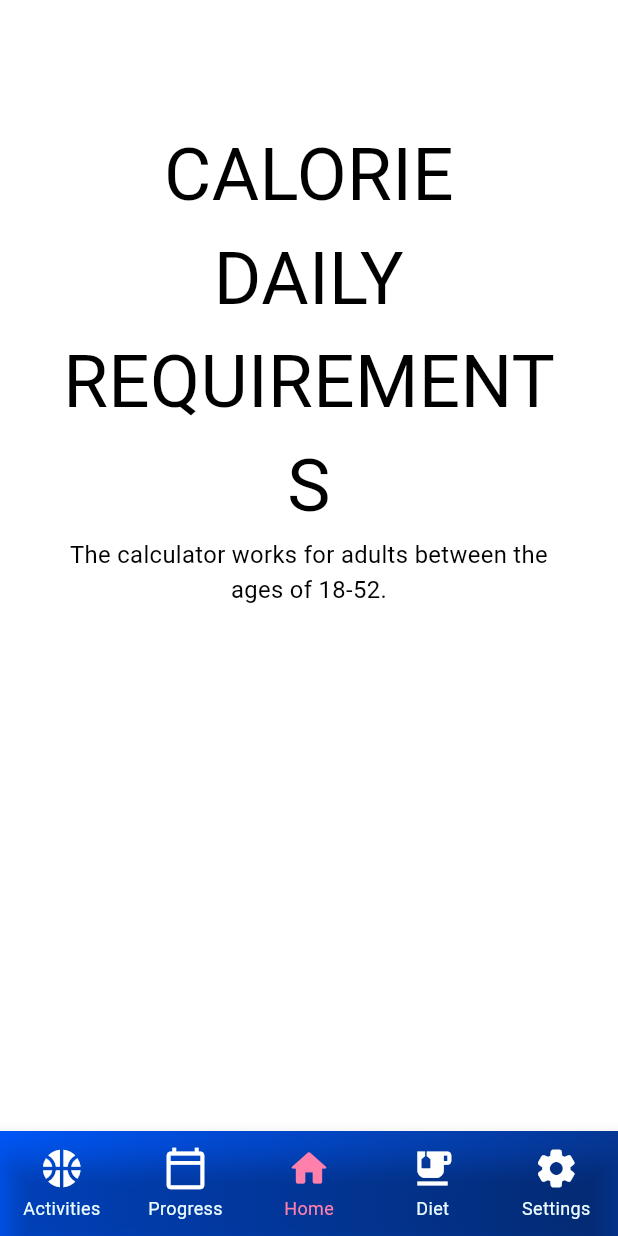
After one commit to MalpeGaming/Cwel1, a Flutter app: the CalRequirementsCalc screen opened directly, on a phone screen of 412 x 824 dp. The commit adds this screen. Run offline on Flutter 3.47's test engine with Material 3 defaults, Android fonts, the phone set to English and light mode, and no system bars; our stand-ins replace animated_text_kit, flutter_animate, syncfusion_flutter_gauges, youtube_player_iframe; missing offline and left inert: any_link_preview, circular_chart_flutter, flutter_math_fork.

Commit message:
initial commit

```diff
--- /dev/null
+++ b/lib/diet/cal_requirements_calc.dart
@@ -0,0 +1,54 @@
+import 'package:flutter/material.dart';
+import '../navbar.dart';
+
+class CalRequirementsCalc extends StatefulWidget {
+  const CalRequirementsCalc({super.key});
+
+  @override
+  State<CalRequirementsCalc> createState() => _CalRequirementsCalc();
+}
+
+class _CalRequirementsCalc extends State<CalRequirementsCalc> {
+  @override
+  Widget build(BuildContext context) {
+    Size size = MediaQuery.of(context).size;
+    return Scaffold(
+      body: Container(
+        margin: EdgeInsets.only(
+          left: size.width / 10,
+          right: size.width / 10,
+          top: size.height / 10,
+        ),
+        child: Column(
+          crossAxisAlignment: CrossAxisAlignment.start,
+          children: [
+            Column(
+              mainAxisAlignment: MainAxisAlignment.start,
+              crossAxisAlignment: CrossAxisAlignment.start,
+              children: <Widget>[
+                Center(
+                  child: Text(
+                    "CALORIE DAILY REQUIREMENTS",
+                    style: TextStyle(
+                      fontSize: size.width / 8.5,
+                    ),
+                    textAlign: TextAlign.center,
+                  ),
+                ),
+                Center(
+                  child: Text(
+                    "The calculator works for adults between the ages of 18-52.",
+                    style: TextStyle(fontSize: size.width / 26),
+                    textAlign: TextAlign.center,
+                  ),
+                ),
+              ],
+            ),
+            SizedBox(height: 0.05 * size.height),
+          ],
+        ),
+      ),
+      bottomNavigationBar: const MyBottomNavigationBar(),
+    );
+  }
+}
--- a/lib/diet/nutrition_tips.dart
+++ b/lib/diet/nutrition_tips.dart
@@ -1,7 +1,8 @@
 import 'package:flutter/material.dart';
-import '../navbar.dart';
-import '../your_activities.dart';
+import '/navbar.dart';
+import '/your_activities.dart';
 import 'bmi.dart';
+import 'cal_requirements_calc.dart';
 
 class NutritionTips extends StatefulWidget {
   const NutritionTips({super.key});
@@ -56,7 +57,7 @@ class _NutritionTips extends State<NutritionTips> {
                 "Estimate your Calorie Requirements.",
                 "",
                 0.025 * size.height,
-                const NutritionTips(),
+                const CalRequirementsCalc(),
                 zero: 0),
             createActivity(
                 context,
```
